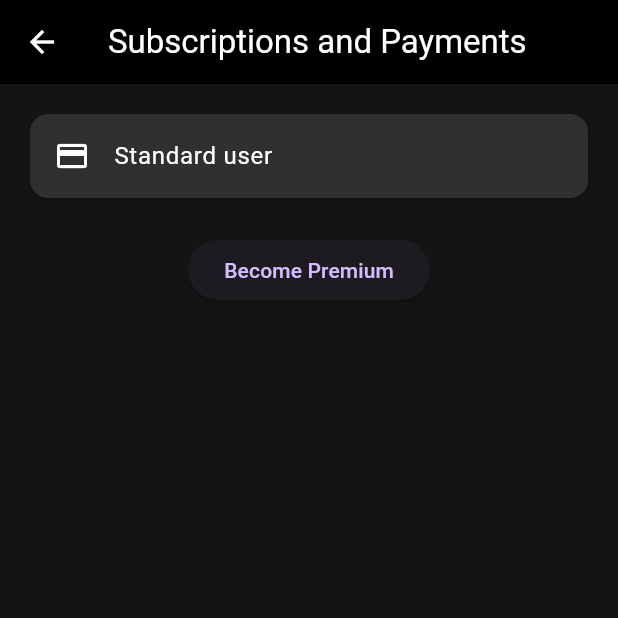
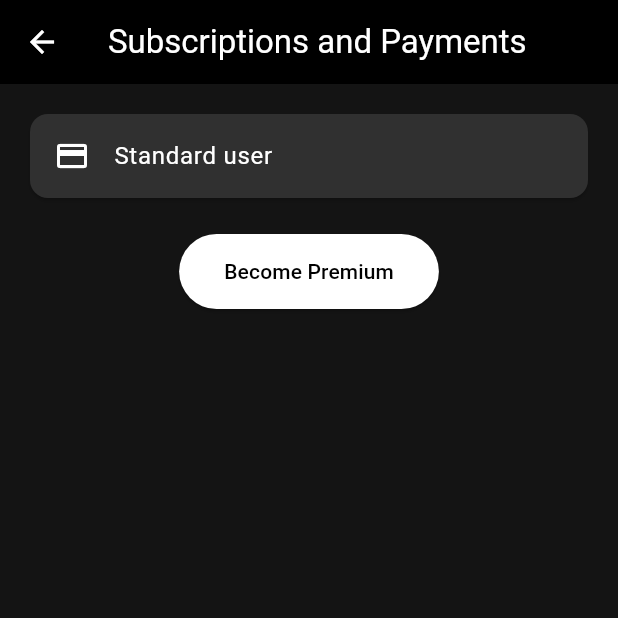
Before and after one commit to jaume768/gymder-flutter, a Flutter app: the SuscripcionesPagosScreen screen opened directly, on a phone screen of 412 x 824 dp, the top half of it. Run offline on Flutter 3.47's test engine with Material 3 defaults, Android fonts, the phone set to English and light mode, and no system bars; our stand-ins replace audioplayers, cached_network_image, chewie, dio, easy_localization, flutter_secure_storage and 11 more; missing offline and left inert: flutter_sound, record; accounts and stored records are empty.

Commit message:
millores de registro i colors

```diff
--- a/assets/translations/es.json
+++ b/assets/translations/es.json
@@ -44,6 +44,7 @@
   "premium_screen_text": "Pantalla de Compra Premium",
   "premium_user": "Usuario Premium",
   "standard_user": "Usuario Estándar",
+  "cancel_subscription": "Cancelar suscripción",
   "no_additional_photos": "No hay fotos adicionales",
   "tap_to_chat": "Toca para chatear",
   "delete_message": "Eliminar Mensaje",
--- a/lib/screens/register_screen.dart
+++ b/lib/screens/register_screen.dart
@@ -356,7 +356,7 @@ class _RegisterScreenState extends State<RegisterScreen> {
         setState(() {
           age = computedAge;
         });
-        if (age < 18) {
+        if (computedAge < 18) {
           setState(() {
             errorMessage = tr("must_be_18");
             fieldErrors['birthDate'] = tr("must_be_18");
--- a/lib/screens/suscripciones_pagos_screen.dart
+++ b/lib/screens/suscripciones_pagos_screen.dart
@@ -1,9 +1,20 @@
+// lib/screens/suscripciones_pagos_screen.dart
 import 'package:flutter/material.dart';
 import 'package:provider/provider.dart';
 import 'package:easy_localization/easy_localization.dart';
 import '../providers/auth_provider.dart';
 import '../services/user_service.dart';
 import 'premium_purchase_page.dart';
+
+/// Estilo común para los botones de esta pantalla
+final ButtonStyle kAppButtonStyle = TextButton.styleFrom(
+  backgroundColor: Colors.white,
+  foregroundColor: Colors.black,
+  shape: RoundedRectangleBorder(
+    borderRadius: BorderRadius.circular(28),
+  ),
+  padding: const EdgeInsets.symmetric(horizontal: 30, vertical: 15),
+);
 
 class SuscripcionesPagosScreen extends StatefulWidget {
   const SuscripcionesPagosScreen({Key? key}) : super(key: key);
@@ -22,6 +33,7 @@ class _SuscripcionesPagosScreenState extends State<SuscripcionesPagosScreen> {
       isLoading = true;
       errorMessage = '';
     });
+
     final authProvider = Provider.of<AuthProvider>(context, listen: false);
     final token = await authProvider.getToken();
     if (token == null) {
@@ -31,21 +43,25 @@ class _SuscripcionesPagosScreenState extends State<SuscripcionesPagosScreen> {
       });
       return;
     }
+
     final userService = UserService(token: token);
     final result = await userService.cancelPremium();
+
     if (result['success'] == true) {
-      // Actualizamos el usuario en el provider para reflejar el cambio
       await authProvider.refreshUser();
       ScaffoldMessenger.of(context).showSnackBar(
         SnackBar(
-          content: Text(result['message'] ?? tr("subscription_cancelled")),
+          content:
+          Text(result['message'] ?? tr("subscription_cancelled")),
         ),
       );
     } else {
       setState(() {
-        errorMessage = result['message'] ?? tr("error_cancelling_subscription");
+        errorMessage =
+            result['message'] ?? tr("error_cancelling_subscription");
       });
     }
+
     setState(() {
       isLoading = false;
     });
@@ -59,16 +75,19 @@ class _SuscripcionesPagosScreenState extends State<SuscripcionesPagosScreen> {
         content: Text(tr("confirm_cancel_subscription_message")),
         actions: [
           TextButton(
+            style: kAppButtonStyle,
             onPressed: () => Navigator.of(context).pop(false),
             child: Text(tr("no")),
           ),
           TextButton(
+            style: kAppButtonStyle,
             onPressed: () => Navigator.of(context).pop(true),
             child: Text(tr("yes")),
           ),
         ],
       ),
     );
+
     if (result == true) {
       _cancelSubscription();
     }
@@ -78,11 +97,11 @@ class _SuscripcionesPagosScreenState extends State<SuscripcionesPagosScreen> {
   Widget build(BuildContext context) {
     final authProvider = Provider.of<AuthProvider>(context);
     final user = authProvider.user;
-    bool esPremium = user?.isPremium ?? false;
+    final bool esPremium = user?.isPremium ?? false;
     String fechaExpiracion = '';
     if (esPremium && user?.premiumExpiration != null) {
       fechaExpiracion =
-          user!.premiumExpiration!.toLocal().toString().split(' ')[0];
+      user!.premiumExpiration!.toLocal().toString().split(' ')[0];
     }
 
     return Scaffold(
@@ -107,27 +126,38 @@ class _SuscripcionesPagosScreenState extends State<SuscripcionesPagosScreen> {
                   esPremium ? tr("premium_user") : tr("standard_user"),
                   style: const TextStyle(color: Colors.white),
                 ),
+                subtitle: esPremium && fechaExpiracion.isNotEmpty
+                    ? Text(
+                  "${tr("expires_on")}: $fechaExpiracion",
+                  style: const TextStyle(color: Colors.white70),
+                )
+                    : null,
               ),
             ),
             const SizedBox(height: 20),
             if (!esPremium)
               ElevatedButton(
+                style: kAppButtonStyle,
                 onPressed: () {
-                  // Navega a la pantalla de compra premium
                   Navigator.push(
                     context,
                     MaterialPageRoute(
-                      builder: (_) => const PremiumPurchasePage(),
-                    ),
+                        builder: (_) => const PremiumPurchasePage()),
                   );
                 },
                 child: Text(tr("become_premium")),
               ),
             if (esPremium)
               ElevatedButton(
-                onPressed: isLoading ? null : _confirmCancelSubscription,
+                style: kAppButtonStyle,
+                onPressed:
+                isLoading ? null : _confirmCancelSubscription,
                 child: isLoading
-                    ? const CircularProgressIndicator()
+                    ? const SizedBox(
+                  width: 24,
+                  height: 24,
+                  child: CircularProgressIndicator(strokeWidth: 2),
+                )
                     : Text(tr("cancel_subscription")),
               ),
             if (errorMessage.isNotEmpty)
--- a/lib/screens/tiktok_like_screen.dart
+++ b/lib/screens/tiktok_like_screen.dart
@@ -1189,6 +1189,7 @@ class _FilterModalContentState extends State<FilterModalContent> {
                       style: const TextStyle(color: Colors.white),
                     ),
                     value: useLocation,
+                    activeColor: Colors.blueAccent,
                     onChanged: (val) {
                       setState(() {
                         useLocation = val;
```
Also changed, not shown: lib/screens/SettingsScreen.dart (+49 -70 lines).
